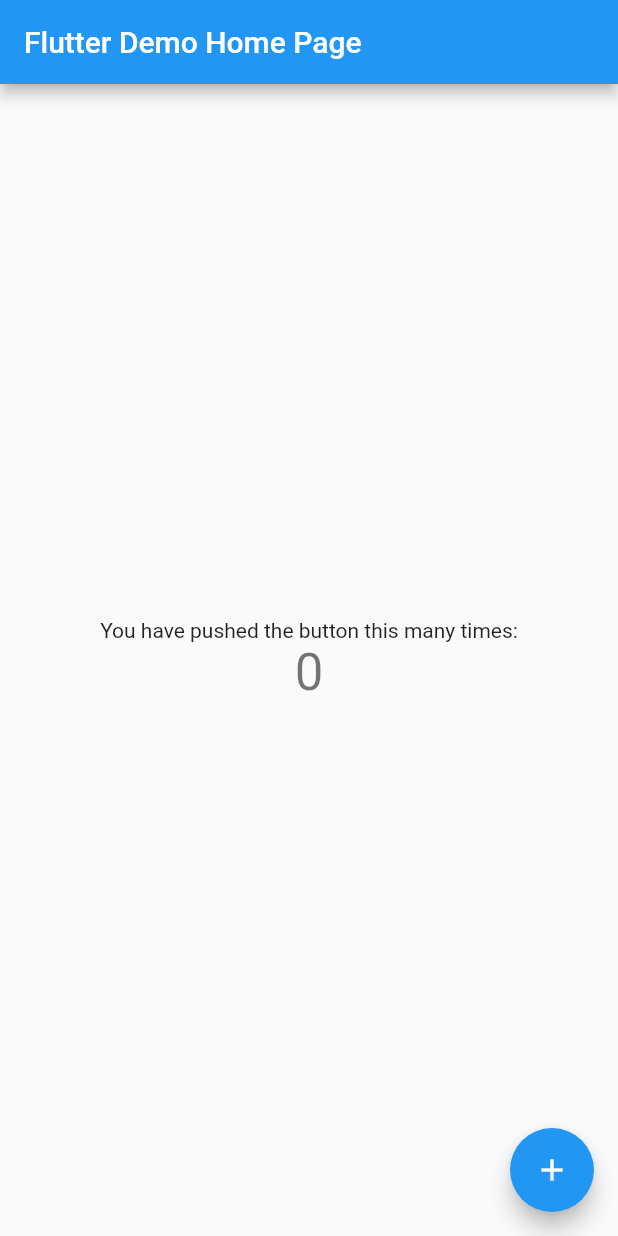
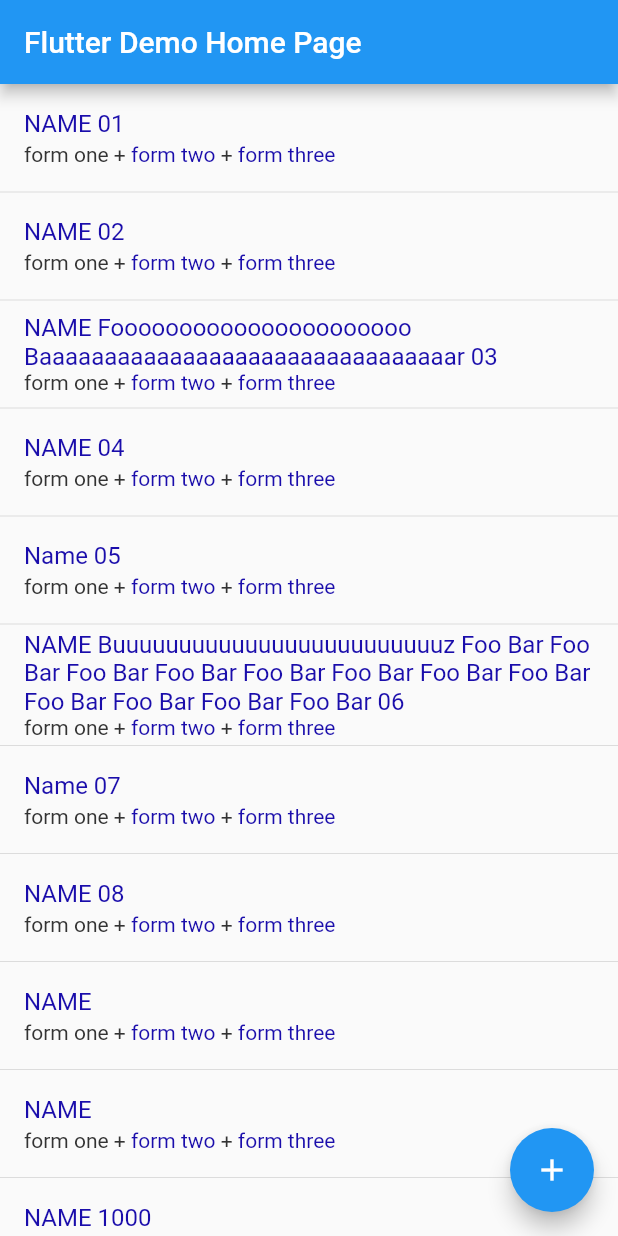
Before and after one commit to runningmaster/f28, a Flutter app: the screen it shows after launch, on a phone screen of 412 x 824 dp. Run offline on Flutter 3.47's test engine with Material 2 defaults, Android fonts, the phone set to English and light mode, and no system bars.

Commit message:
add _Item

```diff
--- a/lib/home.dart
+++ b/lib/home.dart
@@ -1,4 +1,6 @@
 import 'package:flutter/material.dart';
+
+import 'package:f28/wdgt.dart';
 
 class MyApp extends StatelessWidget {
   @override
@@ -36,11 +38,11 @@ class _MyHomePageState extends State<_MyHomePage> {
       appBar: AppBar(
         title: Text(widget.title),
       ),
-      body: Center(
+      body: TestList(list: makeList()),
+      /*Center(
         child: Column(
           mainAxisAlignment: MainAxisAlignment.center,
           children: <Widget>[
-            // TODO
             Text(
               'You have pushed the button this many times:',
             ),
@@ -50,7 +52,7 @@ class _MyHomePageState extends State<_MyHomePage> {
             ),
           ],
         ),
-      ),
+      ),*/
       floatingActionButton: FloatingActionButton(
         onPressed: _incrementCounter,
         tooltip: 'Increment',
--- a/lib/wdgt.dart
+++ b/lib/wdgt.dart
@@ -1,3 +1,86 @@
 import 'package:flutter/material.dart';
 
-//class
+class _Item {
+  final String name;
+  final String form;
+  _Item({this.name, this.form});
+}
+
+List<_Item> makeList() {
+  return [
+    _Item(name: 'NAME 01', form: 'form form'),
+    _Item(name: 'NAME 02', form: 'form form'),
+    _Item(
+        name:
+            'NAME Foooooooooooooooooooooo Baaaaaaaaaaaaaaaaaaaaaaaaaaaaaaaar 03',
+        form: 'form form'),
+    _Item(
+        name: 'NAME 04',
+        form: 'form form + form form + form form + form form + form form'),
+    _Item(name: 'Name 05', form: 'form form'),
+    _Item(
+        name:
+            'NAME Buuuuuuuuuuuuuuuuuuuuuuuuuz Foo Bar Foo Bar Foo Bar Foo Bar Foo Bar Foo Bar Foo Bar Foo Bar Foo Bar Foo Bar Foo Bar Foo Bar 06',
+        form: 'form form'),
+    _Item(name: 'Name 07', form: 'form form'),
+    _Item(
+        name: 'NAME 08',
+        form:
+            'form form + form form + form form form form + form form form form'),
+    _Item(name: 'NAME', form: 'form + form + form + form form form + form'),
+    _Item(name: 'NAME', form: 'таблетки'),
+    _Item(name: 'NAME 1000', form: 'таблетки п/о'),
+    _Item(name: 'NAME 500', form: 'таблетки п/о'),
+  ];
+}
+
+List<Widget> _listToWdgt(List<_Item> l, BuildContext context) {
+  return l
+      .map((_Item e) => ListTile(
+            title: InkWell(
+              child: Text(
+                e.name,
+                style: TextStyle(color: Color(0xff1a0dab)),
+              ),
+              onTap: () => print("print onTap"),
+            ),
+            subtitle: RichText(
+              text: TextSpan(
+                  text: 'form one',
+                  style: TextStyle(color: Color(0xff333333)),
+                  children: [
+                    TextSpan(
+                      text: ' + ',
+                    ),
+                    TextSpan(
+                      text: 'form two',
+                      style: TextStyle(color: Color(0xff1a0dab)),
+                      // recognizer: GestureRecognizer()..onTap = () => print('Tap Here onTap'),
+                    ),
+                    TextSpan(
+                      text: ' + ',
+                    ),
+                    TextSpan(
+                      text: 'form three',
+                      style: TextStyle(color: Color(0xff1a0dab)),
+                    ),
+                  ]),
+            ),
+          ))
+      .toList();
+}
+
+class TestList extends StatelessWidget {
+  TestList({this.list});
+  final List<_Item> list;
+
+  @override
+  Widget build(BuildContext context) {
+    return ListView(
+      children: ListTile.divideTiles(
+        context: context,
+        tiles: _listToWdgt(list, context),
+      ).toList(),
+    );
+  }
+}
```
